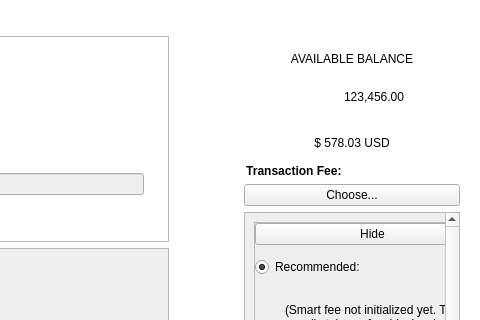
Before: the Qt Designer form src/qt/forms/sendcoinsdialog.ui in PACCommunity/PAC, drawn with Qt 5; both pictures show x 704 to 1184 and y 0 to 320 of the 1184 by 606 pixel window.
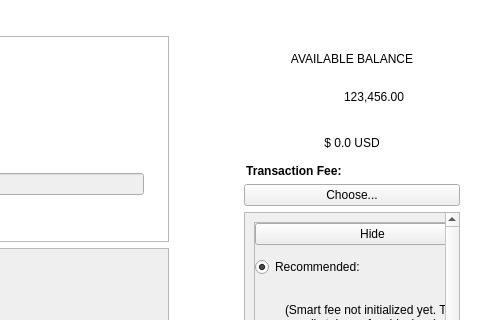
After: the same form once the commit is applied. Custom widgets are drawn as their Qt base class.

What changed in the file:
```diff
--- a/src/qt/forms/sendcoinsdialog.ui
+++ b/src/qt/forms/sendcoinsdialog.ui
@@ -1192,7 +1192,7 @@
              </size>
             </property>
             <property name="text">
-             <string>$ 578.03 USD</string>
+             <string>$ 0.0 USD</string>
             </property>
             <property name="alignment">
              <set>Qt::AlignCenter</set>
```
Left out of the diff: 2 changed lines with no effect on the pictures.
